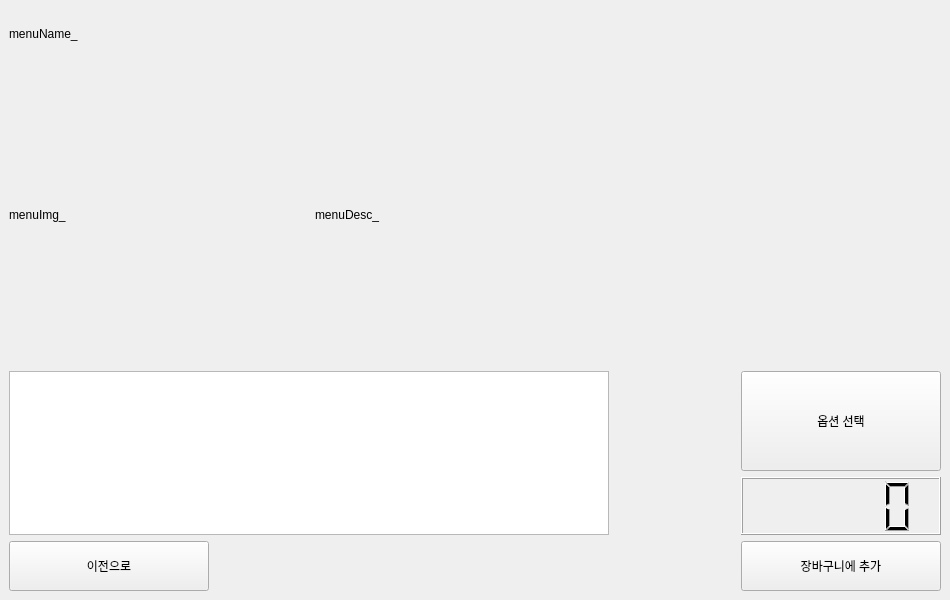
LeeHuSeong/Kiosk_AI, file front/AIClasses/aiDialog.ui: the form before one commit.
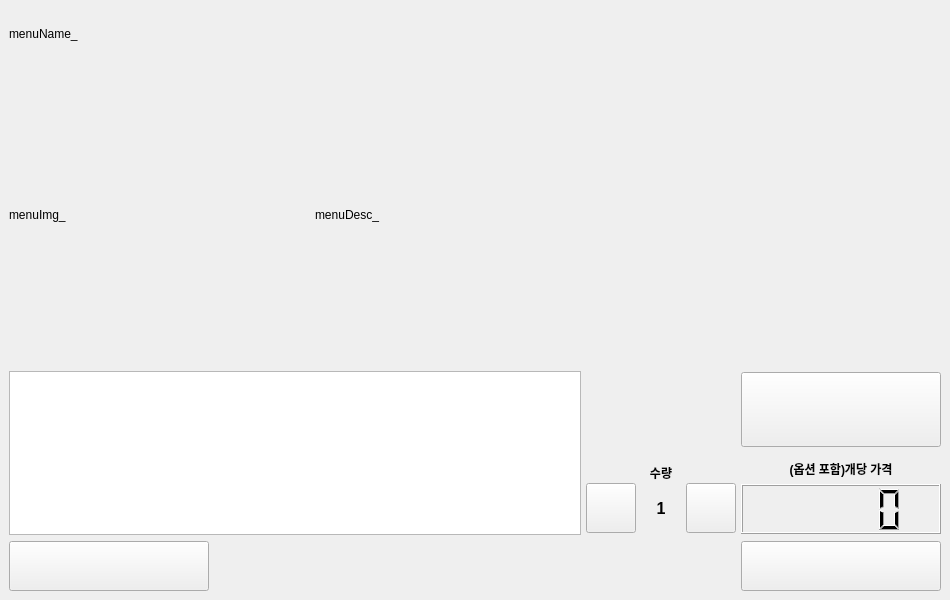
The form after the commit. The open tabs and pages were chosen to show the change. Icons and pictures are not drawn.

What changed in the file:
```diff
--- a/front/AIClasses/aiDialog.ui
+++ b/front/AIClasses/aiDialog.ui
@@ -294,11 +294,14 @@
        </item>
        <item>
         <layout class="QHBoxLayout" name="horizontalLayout_4">
+         <property name="spacing">
+          <number>5</number>
+         </property>
          <item>
           <widget class="QListWidget" name="aiOptionListWidget">
            <property name="minimumSize">
             <size>
-             <width>600</width>
+             <width>0</width>
              <height>0</height>
             </size>
            </property>
@@ -311,17 +314,147 @@
           </widget>
          </item>
          <item>
-          <spacer name="horizontalSpacer_3">
-           <property name="orientation">
-            <enum>Qt::Horizontal</enum>
+          <layout class="QVBoxLayout" name="verticalLayout_4">
+           <property name="spacing">
+            <number>0</number>
            </property>
-           <property name="sizeHint" stdset="0">
-            <size>
-             <width>40</width>
-             <height>20</height>
-            </size>
-           </property>
-          </spacer>
+           <item>
+            <spacer name="verticalSpacer">
+             <property name="orientation">
+              <enum>Qt::Vertical</enum>
+             </property>
+             <property name="sizeType">
+              <enum>QSizePolicy::Fixed</enum>
+             </property>
+             <property name="sizeHint" stdset="0">
+              <size>
+               <width>20</width>
+               <height>60</height>
+              </size>
+             </property>
+            </spacer>
+           </item>
+           <item>
+            <widget class="QLabel" name="label_3">
+             <property name="minimumSize">
+              <size>
+               <width>0</width>
+               <height>50</height>
+              </size>
+             </property>
+             <property name="maximumSize">
+              <size>
+               <width>16777215</width>
+               <height>50</height>
+              </size>
+             </property>
+             <property name="font">
+              <font>
+               <weight>75</weight>
+               <bold>true</bold>
+              </font>
+             </property>
+             <property name="text">
+              <string>수량</string>
+             </property>
+             <property name="alignment">
+              <set>Qt::AlignBottom|Qt::AlignHCenter</set>
+             </property>
+            </widget>
+           </item>
+           <item>
+            <layout class="QHBoxLayout" name="horizontalLayout_5">
+             <property name="spacing">
+              <number>0</number>
+             </property>
+             <item>
+              <widget class="QPushButton" name="btnDec">
+               <property name="sizePolicy">
+                <sizepolicy hsizetype="Fixed" vsizetype="Fixed">
+                 <horstretch>0</horstretch>
+                 <verstretch>0</verstretch>
+                </sizepolicy>
+               </property>
+               <property name="minimumSize">
+                <size>
+                 <width>50</width>
+                 <height>50</height>
+                </size>
+               </property>
+               <property name="maximumSize">
+                <size>
+                 <width>50</width>
+                 <height>50</height>
+                </size>
+               </property>
+               <property name="text">
+                <string/>
+               </property>
+              </widget>
+             </item>
+             <item>
+              <widget class="QLabel" name="menuAmount_">
+               <property name="sizePolicy">
+                <sizepolicy hsizetype="Fixed" vsizetype="Fixed">
+                 <horstretch>0</horstretch>
+                 <verstretch>0</verstretch>
+                </sizepolicy>
+               </property>
+               <property name="minimumSize">
+                <size>
+                 <width>50</width>
+                 <height>50</height>
+                </size>
+               </property>
+               <property name="maximumSize">
+                <size>
+                 <width>50</width>
+                 <height>50</height>
+                </size>
+               </property>
+               <property name="font">
+                <font>
+                 <pointsize>12</pointsize>
+                 <weight>75</weight>
+                 <bold>true</bold>
+                </font>
+               </property>
+               <property name="text">
+                <string>1</string>
+               </property>
+               <property name="alignment">
+                <set>Qt::AlignCenter</set>
+               </property>
+              </widget>
+             </item>
+             <item>
+              <widget class="QPushButton" name="btnInc">
+               <property name="sizePolicy">
+                <sizepolicy hsizetype="Fixed" vsizetype="Fixed">
+                 <horstretch>0</horstretch>
+                 <verstretch>0</verstretch>
+                </sizepolicy>
+               </property>
+               <property name="minimumSize">
+                <size>
+                 <width>50</width>
+                 <height>50</height>
+                </size>
+               </property>
+               <property name="maximumSize">
+                <size>
+                 <width>50</width>
+                 <height>50</height>
+                </size>
+               </property>
+               <property name="text">
+                <string/>
+               </property>
+              </widget>
+             </item>
+            </layout>
+           </item>
+          </layout>
          </item>
          <item>
           <layout class="QVBoxLayout" name="verticalLayout_3">
@@ -330,22 +463,63 @@
              <property name="minimumSize">
               <size>
                <width>200</width>
-               <height>100</height>
+               <height>75</height>
               </size>
              </property>
              <property name="maximumSize">
               <size>
                <width>200</width>
-               <height>100</height>
+               <height>75</height>
               </size>
              </property>
              <property name="text">
-              <string>옵션 선택</string>
+              <string/>
              </property>
             </widget>
            </item>
            <item>
-            <widget class="QLCDNumber" name="itemPrice_"/>
+            <widget class="QLabel" name="label_5">
+             <property name="minimumSize">
+              <size>
+               <width>0</width>
+               <height>0</height>
+              </size>
+             </property>
+             <property name="maximumSize">
+              <size>
+               <width>16777215</width>
+               <height>25</height>
+              </size>
+             </property>
+             <property name="font">
+              <font>
+               <weight>75</weight>
+               <bold>true</bold>
+              </font>
+             </property>
+             <property name="text">
+              <string>(옵션 포함)개당 가격</string>
+             </property>
+             <property name="alignment">
+              <set>Qt::AlignBottom|Qt::AlignHCenter</set>
+             </property>
+            </widget>
+           </item>
+           <item>
+            <widget class="QLCDNumber" name="itemPrice_">
+             <property name="minimumSize">
+              <size>
+               <width>0</width>
+               <height>50</height>
+              </size>
+             </property>
+             <property name="maximumSize">
+              <size>
+               <width>16777215</width>
+               <height>50</height>
+              </size>
+             </property>
+            </widget>
            </item>
           </layout>
          </item>
@@ -362,7 +536,7 @@
             </size>
            </property>
            <property name="text">
-            <string>이전으로</string>
+            <string/>
            </property>
           </widget>
          </item>
@@ -388,7 +562,7 @@
             </size>
            </property>
            <property name="text">
-            <string>장바구니에 추가</string>
+            <string/>
            </property>
           </widget>
          </item>
```
Left out of the diff: 107 changed lines with no effect on the pictures.
